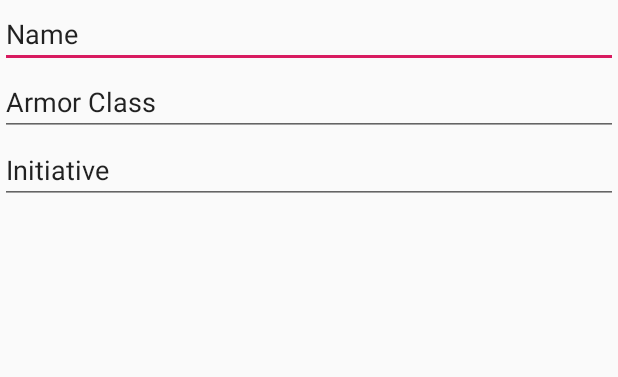
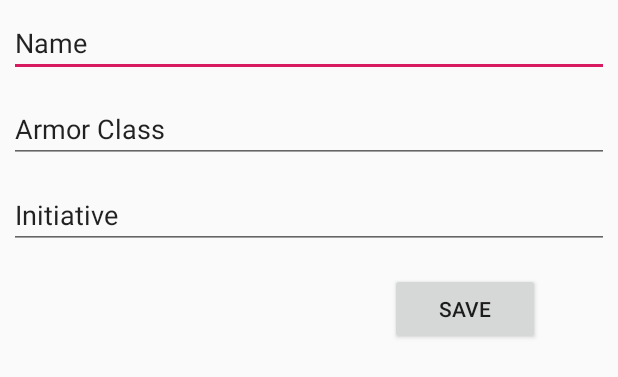
Before and after one commit to PatrickMayo/DDInitiativeTracker, an Android app: the layout fragment_creature_creator.xml on its own in the app's theme, with its tools: preview values and no code run, on a phone screen of 412 x 824 dp. Shown: the top 377 px of the screen. Run offline under Robolectric (Android 15) with nearby library versions, the phone set to English and light mode, and no system bars.

Commit message:
Added save button to creature creator and wired it with viewModel.saveNewCreature() (Method still empty in viewModel)

```diff
--- a/app/src/main/java/com/example/ddinitiativetracker/ViewModel.java
+++ b/app/src/main/java/com/example/ddinitiativetracker/ViewModel.java
@@ -33,4 +33,12 @@ public class ViewModel {
     public String getInit() {
         return Integer.toString(creature.getInitiative());
     }
+
+
+    //Save a new creature to the current encounter from the text input from fragment_creature_creator
+    public void saveNewCreature() {
+
+
+    }
+
 }
--- a/app/src/main/res/layout/fragment_creature_creator.xml
+++ b/app/src/main/res/layout/fragment_creature_creator.xml
@@ -24,6 +24,8 @@
                 android:layout_width="match_parent"
                 android:layout_height="wrap_content"
                 android:ems="10"
+                android:layout_margin="6dp"
+
                 android:inputType="textNoSuggestions"
                 android:text="@string/creator_creature_name"
                 />
@@ -33,6 +35,8 @@
                 android:layout_width="match_parent"
                 android:layout_height="wrap_content"
                 android:ems="10"
+                android:layout_margin="6dp"
+
                 android:inputType="textNoSuggestions"
                 android:text="@string/creator_creature_ac"
                 />
@@ -42,8 +46,21 @@
                 android:layout_width="match_parent"
                 android:layout_height="wrap_content"
                 android:ems="10"
+                android:layout_margin="6dp"
+
                 android:inputType="number"
                 android:text="@string/creator_creature_initiative"
+                />
+
+            <Button
+                android:id="@+id/save_button"
+                android:layout_width="100dp"
+                android:layout_height="wrap_content"
+                android:layout_marginStart="260dp"
+                android:layout_marginTop="10dp"
+
+                android:text="@string/creator_save"
+                android:onClick="@{() -> viewModel.saveNewCreature() }"
                 />
 
         </LinearLayout>
--- a/app/src/main/res/values/strings.xml
+++ b/app/src/main/res/values/strings.xml
@@ -16,6 +16,7 @@
     <string name="creator_creature_name">Name</string>
     <string name="creator_creature_ac">Armor Class</string>
     <string name="creator_creature_initiative">Initiative</string>
+    <string name="creator_save">Save</string>
 
 
 
```
